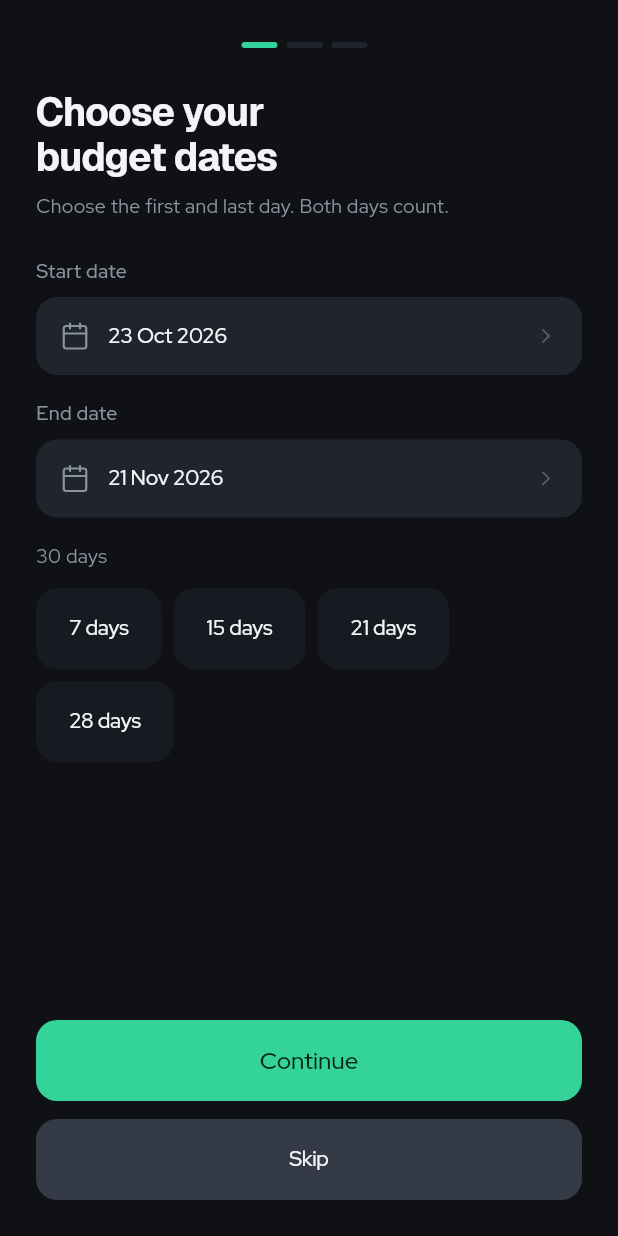
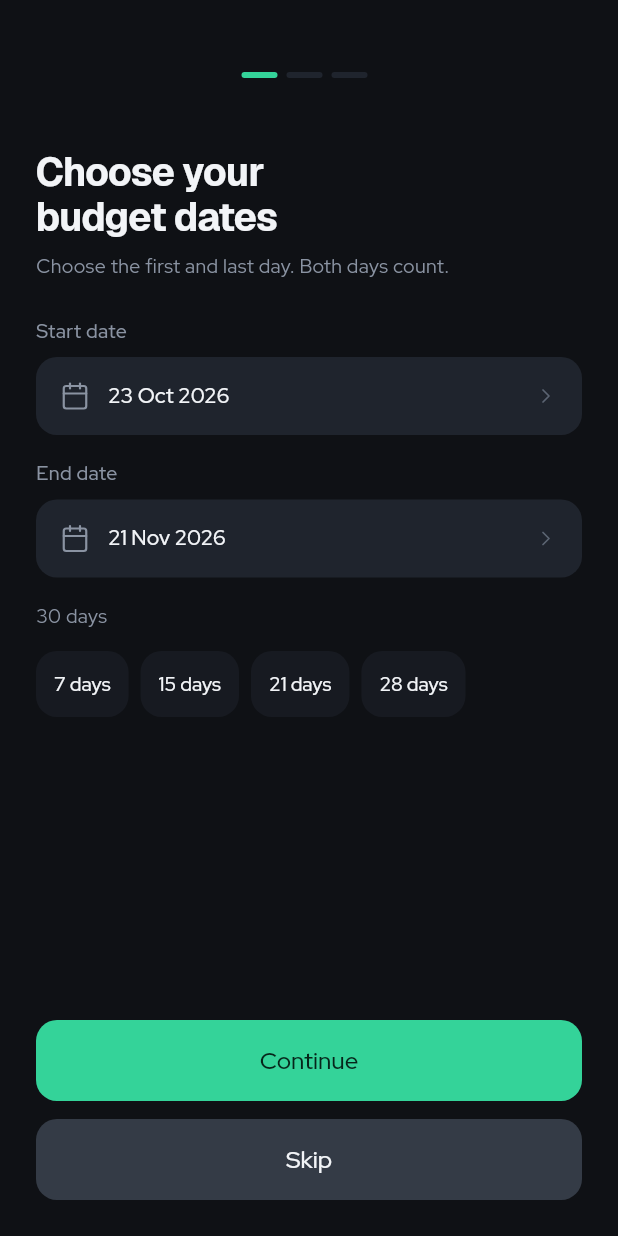
Before and after one commit to hamza-dje/waffir, a Flutter app: the screen it shows after launch, on a phone screen of 412 x 824 dp. Run offline on Flutter 3.47's test engine with Material 3 defaults, Android fonts, the phone set to English and light mode, and no system bars; our stand-ins replace flutter_local_notifications, flutter_svg, flutter_timezone, shared_preferences, timezone; project files that could hold a hidden picture were left out.

Commit message:
style: align setup navigation and button size variants

```diff
--- a/lib/presentation/app.dart
+++ b/lib/presentation/app.dart
@@ -84,7 +84,7 @@ class WafirApp extends StatelessWidget {
                   foregroundColor: primaryText,
                   minimumSize: const Size(48, actionHeight),
                   padding: const EdgeInsets.symmetric(horizontal: 22),
-                  textStyle: buttonType(14, spacing: -.14),
+                  textStyle: buttonType(16),
                   shape: RoundedRectangleBorder(
                       borderRadius: BorderRadius.circular(14)))),
           textButtonTheme: TextButtonThemeData(style: secondaryAction()),
--- a/lib/presentation/design/design.dart
+++ b/lib/presentation/design/design.dart
@@ -166,7 +166,7 @@ ButtonStyle secondaryAction() => TextButton.styleFrom(
     backgroundColor: cancelSurface,
     foregroundColor: primaryText,
     minimumSize: const Size(48, actionHeight),
-    textStyle: buttonType(14, spacing: -.14),
+    textStyle: buttonType(16),
     shape: RoundedRectangleBorder(borderRadius: BorderRadius.circular(14)));
 
 ButtonStyle compactAction({bool cancel = false}) => FilledButton.styleFrom(
--- a/lib/presentation/screens/budget_screen.dart
+++ b/lib/presentation/screens/budget_screen.dart
@@ -564,7 +564,7 @@ class _BudgetScreenState extends State<BudgetScreen>
                               onPressed: saving ? null : stopBudget,
                               child: CurrencyText('Stop and Save',
                                   textAlign: TextAlign.center,
-                                  style: type(14,
+                                  style: type(16,
                                       color: caution,
                                       weight: FontWeight.w500)))),
                     ]),
--- a/lib/presentation/screens/onboarding.dart
+++ b/lib/presentation/screens/onboarding.dart
@@ -73,21 +73,44 @@ class _BudgetOnboardingState extends State<BudgetOnboarding> {
                           child: Column(
                               crossAxisAlignment: CrossAxisAlignment.stretch,
                               children: [
+                                SizedBox(
+                                    height: 44,
+                                    child: Stack(
+                                        alignment: Alignment.center,
+                                        children: [
                                           Row(
-                                    mainAxisAlignment: MainAxisAlignment.center,
+                                              mainAxisAlignment:
+                                                  MainAxisAlignment.center,
                                               children: [
                                                 for (var i = 0; i < 3; i++)
                                                   Container(
                                                       width: 24,
                                                       height: 4,
                                                       margin:
-                                                const EdgeInsets.only(right: 6),
+                                                          const EdgeInsets.only(
+                                                              right: 6),
                                                       decoration: panel(
                                                           radius: 2,
                                                           color: i <= step
                                                               ? mint
                                                               : surfaceHigh))
                                               ]),
+                                          if (step > 0)
+                                            Positioned(
+                                                left: 0,
+                                                child: IconButton(
+                                                    tooltip: 'Back',
+                                                    onPressed: busy
+                                                        ? null
+                                                        : () => setState(() {
+                                                              step--;
+                                                              error = null;
+                                                            }),
+                                                    icon: const RotatedBox(
+                                                        quarterTurns: 2,
+                                                        child: SourceIcon(
+                                                            'chevron-right')))),
+                                        ])),
                                 const SizedBox(height: 28),
                                 CurrencyText(
                                     [
@@ -129,6 +152,11 @@ class _BudgetOnboardingState extends State<BudgetOnboarding> {
                                   Wrap(spacing: 8, runSpacing: 8, children: [
                                     for (final days in [7, 15, 21, 28])
                                       OutlinedButton(
+                                          style: compactAction(cancel: true)
+                                              .copyWith(
+                                                  backgroundColor:
+                                                      const WidgetStatePropertyAll(
+                                                          surface)),
                                           onPressed: () => setState(() => end =
                                               DateTime(start.year, start.month,
                                                   start.day + days - 1)),
@@ -191,23 +219,11 @@ class _BudgetOnboardingState extends State<BudgetOnboarding> {
                                         : step == 2
                                             ? 'Start budget'
                                             : 'Continue')),
-                                if (step > 0 || widget.onCancel != null) ...[
+                                if (step == 0 && widget.onCancel != null) ...[
                                   const SizedBox(height: 12),
                                   TextButton(
-                                      onPressed: busy
-                                          ? null
-                                          : () {
-                                              if (step > 0) {
-                                                setState(() {
-                                                  step--;
-                                                  error = null;
-                                                });
-                                              } else {
-                                                widget.onCancel?.call();
-                                              }
-                                            },
-                                      child: CurrencyText(
-                                          step > 0 ? 'Back' : 'Skip')),
+                                      onPressed: busy ? null : widget.onCancel,
+                                      child: const CurrencyText('Skip')),
                                 ],
                                 if (step == 2 && products.isEmpty) ...[
                                   const SizedBox(height: 12),
--- a/lib/presentation/widgets/product_list.dart
+++ b/lib/presentation/widgets/product_list.dart
@@ -74,7 +74,7 @@ class ProductList extends StatelessWidget {
             style: FilledButton.styleFrom(
                 minimumSize: const Size(48, actionHeight),
                 padding: const EdgeInsets.symmetric(horizontal: 22),
-                textStyle: buttonType(14, spacing: -.14),
+                textStyle: buttonType(16),
                 shape: RoundedRectangleBorder(
                     borderRadius: BorderRadius.circular(14))),
             onPressed: !enabled
```
Also changed, not shown: 1 other file. Lines whose indentation alone changed are shown as unchanged.
